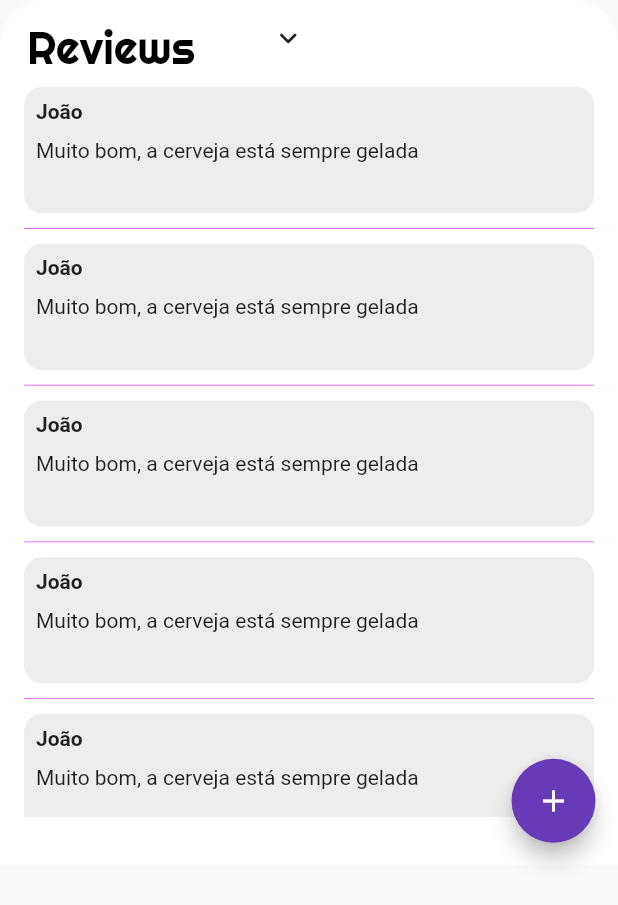
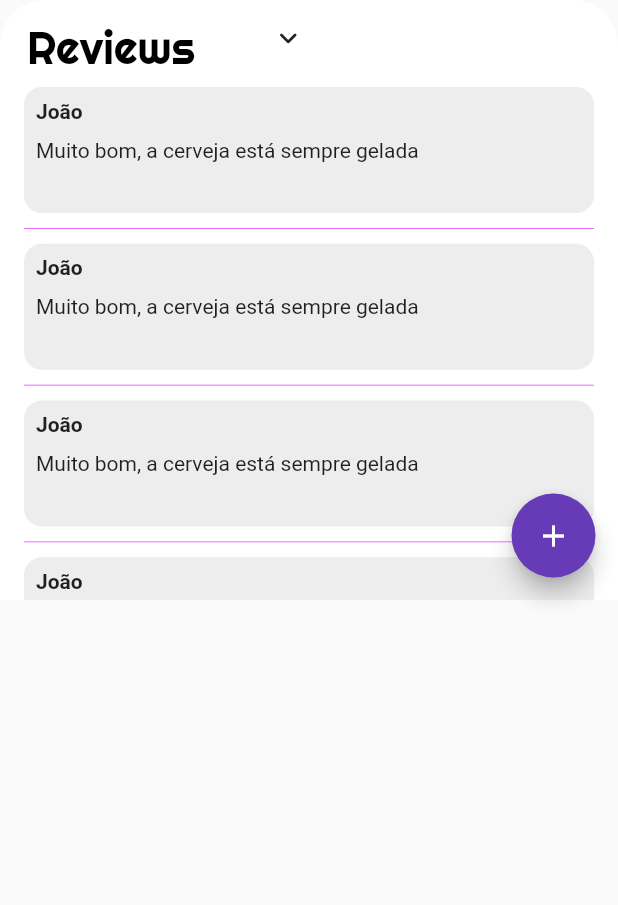
Before and after one commit to AndreNagem1/RoleApp, a Flutter app: the ReviewsPage widget shown alone on an empty page, opened directly, on a phone screen of 412 x 824 dp. Shown: the top 905 px of the screen. Run offline on Flutter 3.47's test engine with Material 2 defaults, Android fonts, the phone set to English and light mode, and no system bars; our stand-ins replace cloud_firestore, firebase_core, geolocator, get, google_fonts, google_maps_flutter; missing offline and left inert: geoflutterfire; accounts and stored records are empty.

Commit message:
fixed reviews height

```diff
--- a/lib/reviews_page.dart
+++ b/lib/reviews_page.dart
@@ -9,8 +9,6 @@ class ReviewsPage extends StatelessWidget {
 
   @override
   Widget build(BuildContext context) {
-    final screenHeight = MediaQuery.of(context).size.height;
-
     ReviewModel firstReview = ReviewModel(
       userName: 'João',
       reviewText: 'Muito bom, a cerveja está sempre gelada',
@@ -47,7 +45,7 @@ class ReviewsPage extends StatelessWidget {
     return Stack(
       children: [
         Container(
-          height: screenHeight * 0.7,
+          height: 400,
           width: double.infinity,
           decoration: const BoxDecoration(
             borderRadius: BorderRadius.only(
@@ -81,7 +79,7 @@ class ReviewsPage extends StatelessWidget {
               Padding(
                 padding: const EdgeInsets.only(left: 8.0, right: 8.0),
                 child: SizedBox(
-                  height: screenHeight * 0.6,
+                  height: 350,
                   width: double.infinity,
                   child: ListView.builder(
                     itemBuilder: (context, position) {
@@ -111,7 +109,7 @@ class ReviewsPage extends StatelessWidget {
           ),
         ),
         Container(
-          height: screenHeight * 0.7,
+          height: 400,
           width: double.infinity,
           alignment: Alignment.bottomRight,
           child: Padding(
```
